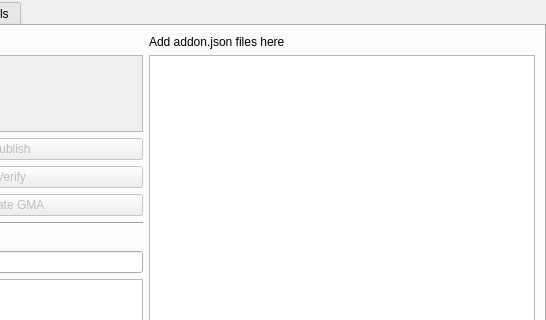
First picture: the form in ui/mainwindow.ui, repository FPtje/gmosh, before the edit; both pictures show x 254 to 800 and y 0 to 320 of the 800 by 701 pixel window.
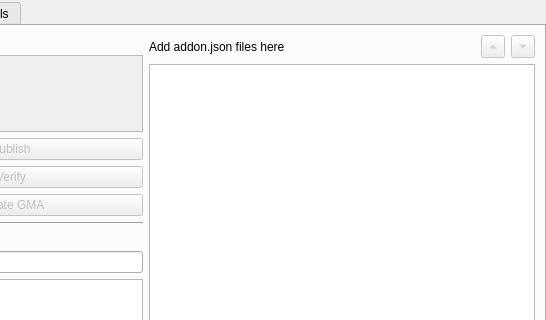
Second picture: the form after the edit.

Commit message: Added move arrows

Diff of the .ui file:
```diff
--- a/ui/mainwindow.ui
+++ b/ui/mainwindow.ui
@@ -466,11 +466,35 @@
         <item>
          <layout class="QVBoxLayout" name="verticalLayout">
           <item>
-           <widget class="QLabel" name="label">
-            <property name="text">
-             <string>Add addon.json files here</string>
-            </property>
-           </widget>
+           <layout class="QHBoxLayout" name="horizontalLayout_10">
+            <item>
+             <widget class="QLabel" name="label">
+              <property name="text">
+               <string>Add addon.json files here</string>
+              </property>
+             </widget>
+            </item>
+            <item>
+             <widget class="QToolButton" name="addonMoveUp">
+              <property name="enabled">
+               <bool>false</bool>
+              </property>
+              <property name="arrowType">
+               <enum>Qt::UpArrow</enum>
+              </property>
+             </widget>
+            </item>
+            <item>
+             <widget class="QToolButton" name="addonMoveDown">
+              <property name="enabled">
+               <bool>false</bool>
+              </property>
+              <property name="arrowType">
+               <enum>Qt::DownArrow</enum>
+              </property>
+             </widget>
+            </item>
+           </layout>
           </item>
           <item>
            <widget class="QListView" name="recentAddons">
```
Left out of the diff: 144 changed lines with no effect on the pictures.
